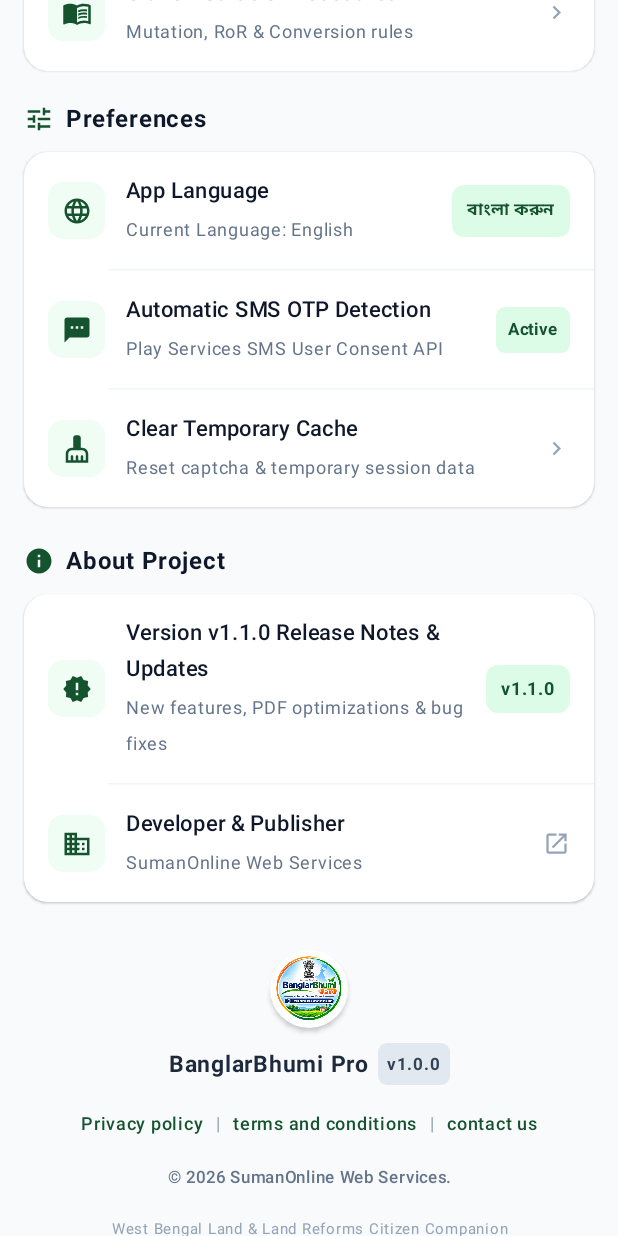
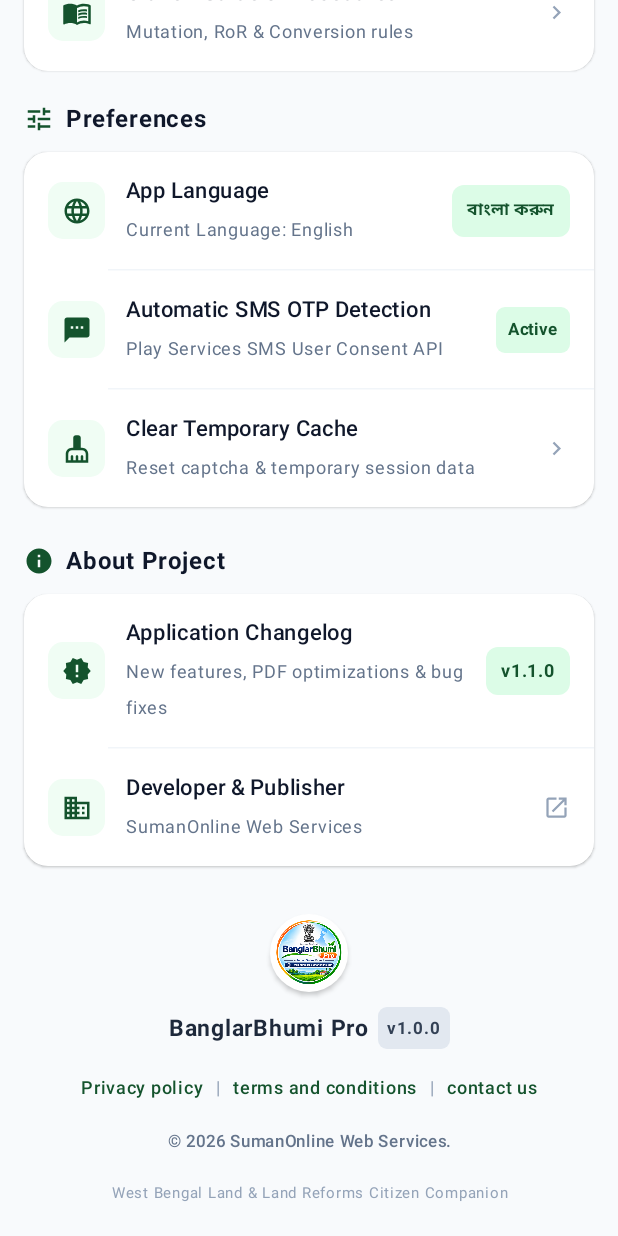
Before and after one commit to SumanCH8514/BanglarBhumi_Pro-Android-App, an Android app built with Jetpack Compose: the composable AccountScreen shown on its own in the app's theme, scrolled down 576 dp, on a phone screen of 412 x 824 dp. Run offline under Robolectric (Android 15) with nearby library versions, the phone set to English and light mode, and no system bars; network calls fail.

Commit message:
chore(ui): rename version entry to Application Changelog

```diff
--- a/app/src/main/java/com/banglarbhumi/pro/ui/screens/AccountScreen.kt
+++ b/app/src/main/java/com/banglarbhumi/pro/ui/screens/AccountScreen.kt
@@ -602,7 +602,7 @@ fun AccountScreen(
                 Column(modifier = Modifier.fillMaxWidth()) {
                     AccountListItem(
                         icon = Icons.Default.NewReleases,
-                        title = if (isBengali) "ভার্সন v1.1.0 রিলিজ নোটস ও আপডেট" else "Version v1.1.0 Release Notes & Updates",
+                        title = if (isBengali) "ভার্সন v1.1.0 আপডেট" else "Application Changelog",
                         subtitle = if (isBengali) "নতুন ফিচার, PDF অপটিমাইজেশন ও বাগ ফিক্স" else "New features, PDF optimizations & bug fixes",
                         trailing = {
                             Surface(
```
